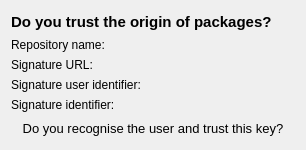
Old version of the form libkpackagekit/KpkRepoSig.ui in the repository KDE/apper.
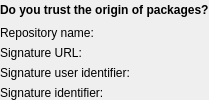
New version of the form.

Patch:
```diff
--- a/libkpackagekit/KpkRepoSig.ui
+++ b/libkpackagekit/KpkRepoSig.ui
@@ -1,36 +1,35 @@
 <ui version="4.0" >
  <class>KpkRepoSig</class>
- <widget class="QWidget" name="KpkRepoSig" >
-  <property name="geometry" >
-   <rect>
-    <x>0</x>
-    <y>0</y>
-    <width>306</width>
-    <height>150</height>
-   </rect>
-  </property>
-  <property name="sizePolicy" >
-   <sizepolicy vsizetype="Fixed" hsizetype="MinimumExpanding" >
-    <horstretch>0</horstretch>
-    <verstretch>0</verstretch>
-   </sizepolicy>
-  </property>
-  <property name="maximumSize" >
-   <size>
-    <width>16777215</width>
-    <height>150</height>
-   </size>
-  </property>
-  <property name="windowTitle" >
+ <widget class="QWidget" name="KpkRepoSig">
+  <property name="windowTitle">
    <string>Software signature is required</string>
   </property>
-  <layout class="QGridLayout" name="gridLayout_2" >
-   <item row="1" column="0" >
-    <layout class="QGridLayout" name="gridLayout" >
-     <item row="0" column="0" >
-      <widget class="QLabel" name="label_2" >
-       <property name="sizePolicy" >
-        <sizepolicy vsizetype="Preferred" hsizetype="Preferred" >
+  <layout class="QGridLayout" name="gridLayout">
+   <property name="margin">
+    <number>0</number>
+   </property>
+   <item row="0" column="0">
+    <widget class="QLabel" name="label">
+     <property name="font">
+      <font>
+       <weight>75</weight>
+       <bold>true</bold>
+      </font>
+     </property>
+     <property name="text">
+      <string>Do you trust the origin of packages?</string>
+     </property>
+    </widget>
+   </item>
+   <item row="1" column="0">
+    <layout class="QFormLayout" name="formLayout">
+     <property name="rowWrapPolicy">
+      <enum>QFormLayout::WrapLongRows</enum>
+     </property>
+     <item row="0" column="0">
+      <widget class="QLabel" name="label_2">
+       <property name="sizePolicy">
+        <sizepolicy hsizetype="Preferred" vsizetype="Preferred">
          <horstretch>0</horstretch>
          <verstretch>0</verstretch>
         </sizepolicy>
@@ -40,23 +39,20 @@
        </property>
       </widget>
      </item>
-     <item row="0" column="1" >
-      <widget class="QLabel" name="repoNameL" >
-       <property name="sizePolicy" >
-        <sizepolicy vsizetype="Preferred" hsizetype="Expanding" >
+     <item row="0" column="1">
+      <widget class="QLabel" name="repoNameL">
+       <property name="sizePolicy">
+        <sizepolicy hsizetype="Expanding" vsizetype="Preferred">
          <horstretch>0</horstretch>
          <verstretch>0</verstretch>
         </sizepolicy>
        </property>
-       <property name="text" >
-        <string/>
-       </property>
       </widget>
      </item>
-     <item row="1" column="0" >
-      <widget class="QLabel" name="label_3" >
-       <property name="sizePolicy" >
-        <sizepolicy vsizetype="Preferred" hsizetype="Preferred" >
+     <item row="1" column="0">
+      <widget class="QLabel" name="label_3">
+       <property name="sizePolicy">
+        <sizepolicy hsizetype="Preferred" vsizetype="Preferred">
          <horstretch>0</horstretch>
          <verstretch>0</verstretch>
         </sizepolicy>
@@ -66,23 +62,20 @@
        </property>
       </widget>
      </item>
-     <item row="1" column="1" >
-      <widget class="QLabel" name="sigUrlL" >
-       <property name="sizePolicy" >
-        <sizepolicy vsizetype="Preferred" hsizetype="Expanding" >
+     <item row="1" column="1">
+      <widget class="QLabel" name="sigUrlL">
+       <property name="sizePolicy">
+        <sizepolicy hsizetype="Expanding" vsizetype="Preferred">
          <horstretch>0</horstretch>
          <verstretch>0</verstretch>
         </sizepolicy>
        </property>
-       <property name="text" >
-        <string/>
-       </property>
       </widget>
      </item>
-     <item row="2" column="0" >
-      <widget class="QLabel" name="label_4" >
-       <property name="sizePolicy" >
-        <sizepolicy vsizetype="Preferred" hsizetype="Preferred" >
+     <item row="2" column="0">
+      <widget class="QLabel" name="label_4">
+       <property name="sizePolicy">
+        <sizepolicy hsizetype="Preferred" vsizetype="Preferred">
          <horstretch>0</horstretch>
          <verstretch>0</verstretch>
         </sizepolicy>
@@ -92,23 +85,20 @@
        </property>
       </widget>
      </item>
-     <item row="2" column="1" >
-      <widget class="QLabel" name="sigUserIdL" >
-       <property name="sizePolicy" >
-        <sizepolicy vsizetype="Preferred" hsizetype="Expanding" >
+     <item row="2" column="1">
+      <widget class="QLabel" name="sigUserIdL">
+       <property name="sizePolicy">
+        <sizepolicy hsizetype="Expanding" vsizetype="Preferred">
          <horstretch>0</horstretch>
          <verstretch>0</verstretch>
         </sizepolicy>
        </property>
-       <property name="text" >
-        <string/>
-       </property>
       </widget>
      </item>
-     <item row="3" column="0" >
-      <widget class="QLabel" name="label_5" >
-       <property name="sizePolicy" >
-        <sizepolicy vsizetype="Preferred" hsizetype="Preferred" >
+     <item row="3" column="0">
+      <widget class="QLabel" name="label_5">
+       <property name="sizePolicy">
+        <sizepolicy hsizetype="Preferred" vsizetype="Preferred">
          <horstretch>0</horstretch>
          <verstretch>0</verstretch>
         </sizepolicy>
@@ -118,50 +108,18 @@
        </property>
       </widget>
      </item>
-     <item row="3" column="1" >
-      <widget class="QLabel" name="sigIdL" >
-       <property name="sizePolicy" >
-        <sizepolicy vsizetype="Preferred" hsizetype="Expanding" >
+     <item row="3" column="1">
+      <widget class="QLabel" name="sigIdL">
+       <property name="sizePolicy">
+        <sizepolicy hsizetype="Expanding" vsizetype="Preferred">
          <horstretch>0</horstretch>
          <verstretch>0</verstretch>
         </sizepolicy>
        </property>
-       <property name="text" >
-        <string/>
-       </property>
       </widget>
      </item>
     </layout>
    </item>
-   <item row="2" column="0" >
-    <widget class="QLabel" name="label_10" >
-     <property name="font" >
-      <font>
-       <pointsize>10</pointsize>
-      </font>
-     </property>
-     <property name="text" >
-      <string>Do you recognise the user and trust this key?</string>
-     </property>
-     <property name="alignment" >
-      <set>Qt::AlignCenter</set>
-     </property>
-    </widget>
-   </item>
-   <item row="0" column="0" >
-    <widget class="QLabel" name="label" >
-     <property name="font" >
-      <font>
-       <pointsize>11</pointsize>
-       <weight>75</weight>
-       <bold>true</bold>
-      </font>
-     </property>
-     <property name="text" >
-      <string>Do you trust the origin of packages?</string>
-     </property>
-    </widget>
-   </item>
   </layout>
  </widget>
  <resources/>
```
Left out of the diff: 11 changed lines with no effect on the pictures.
